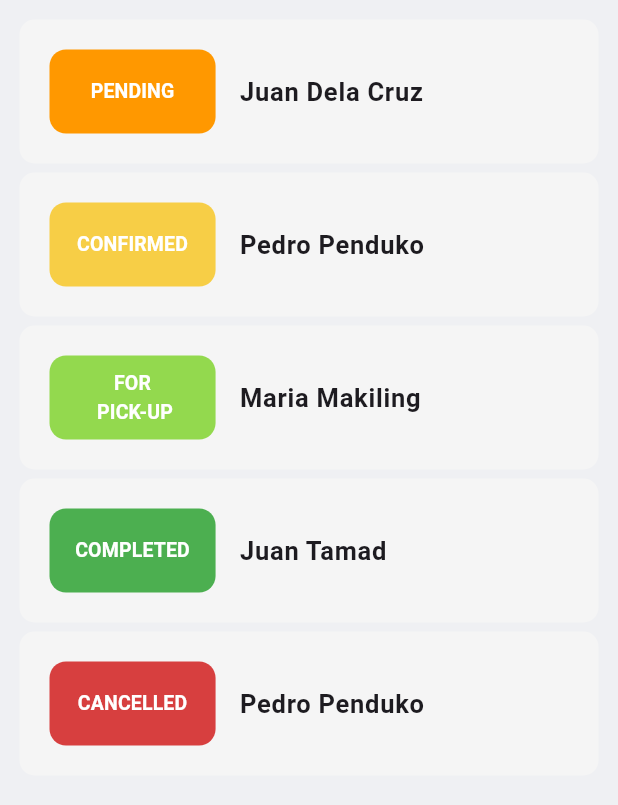
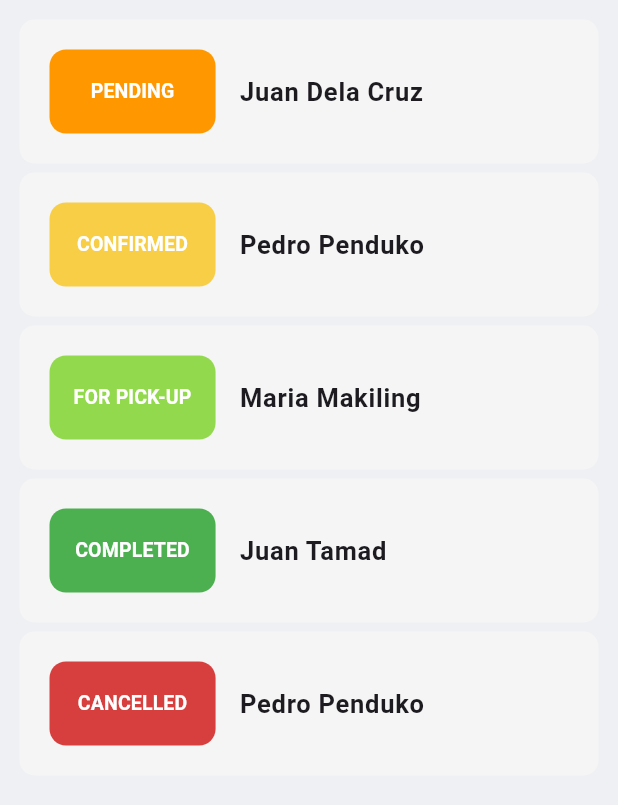
Before and after one commit to fambaridz/cmsc23-u1l-group4-project, a Flutter app: the OrganizationHomePage screen opened by its route, on a phone screen of 412 x 824 dp, the part 84-889 px from its top. Run offline on Flutter 3.47's test engine with Material 3 defaults, Android fonts, the phone set to English and light mode, and no system bars; our stand-ins replace cloud_firestore, firebase_auth, firebase_core, firebase_storage, image_picker; accounts and stored records are empty.

Commit message:
chore: migrate statusMap to constants

```diff
--- /dev/null
+++ b/lib/constants/donation_status_map.dart
@@ -0,0 +1,9 @@
+import 'package:flutter/material.dart';
+
+final statusMap = {
+    1: {"text": "PENDING", "color": Colors.orange},
+    2: {"text": "CONFIRMED", "color": Color.fromARGB(255, 247, 206, 70)},
+    3: {"text": "FOR PICK-UP", "color": Color.fromARGB(255, 147, 217, 78)},
+    4: {"text": "COMPLETED", "color": Colors.green},
+    5: {"text": "CANCELLED", "color": Color.fromARGB(255, 215, 63, 63)},
+  };
--- a/lib/screens/org_pages/org_home.dart
+++ b/lib/screens/org_pages/org_home.dart
@@ -1,3 +1,4 @@
+import 'package:cmsc23_project/constants/donation_status_map.dart';
 import 'package:cmsc23_project/model/donation.dart';
 import 'package:cmsc23_project/model/organization.dart';
 import 'package:cmsc23_project/screens/org_pages/org_drawer.dart';
@@ -11,13 +12,6 @@ class OrganizationHomePage extends StatefulWidget {
 }
 
 class _OrganizationHomePageState extends State<OrganizationHomePage> {
-  final statusMap = {
-    1: {"text": "PENDING", "color": Colors.orange},
-    2: {"text": "CONFIRMED", "color": Color.fromARGB(255, 247, 206, 70)},
-    3: {"text": "FOR\n PICK-UP", "color": Color.fromARGB(255, 147, 217, 78)},
-    4: {"text": "COMPLETED", "color": Colors.green},
-    5: {"text": "CANCELLED", "color": Color.fromARGB(255, 215, 63, 63)},
-  };
 
   final Organization organization = Organization(
       id: "1",
```
Also changed, not shown: lib/screens/org_pages/org_donation_details.dart (+1 -7 lines), lib/screens/org_pages/org_donation_drive.dart (+0 -7 lines), lib/screens/org_pages/org_donation_drive_details.dart (+1 -7 lines).
